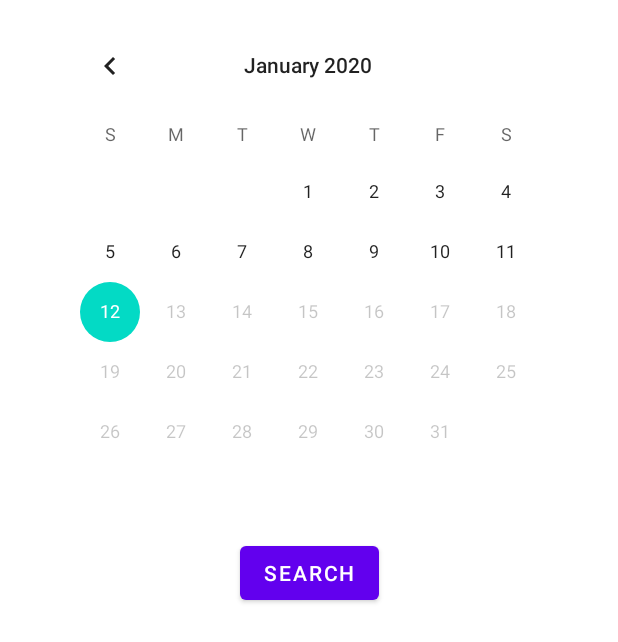
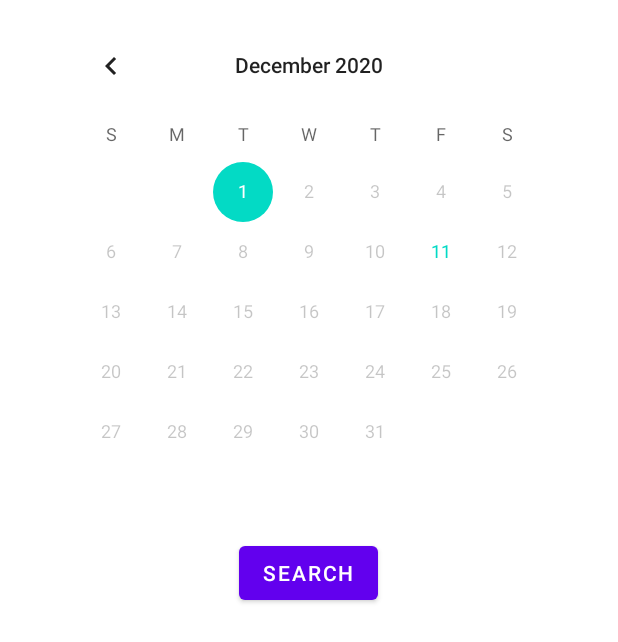
Before and after one commit to MrNevinskiy/NASA-APOD, an Android app: the layout fragment_apod_search.xml on its own in the app's theme, with its tools: preview values and no code run, on a phone screen of 412 x 824 dp. Shown: the top 642 px of the screen. Run offline under Robolectric (Android 15) with nearby library versions, the phone set to English and light mode, and no system bars.

Commit message:
0.0.3
class RoomAstronomyLore
-model (class RoomAstronomyLore setter???) -> требует создать сеттеры, не понимаю где косяк

class APODSearchFragment
-ui (cant to get date from CalendarView) -> прописал отдельно дату в String чтобы не был null

-layout (img 250dp)

-------------------------------------------------------------------------------------------
Когда нажимаю кнопку Search получаю вот эту ошибку.
W/SearchPresenter: ErrorExpected BEGIN_ARRAY but was BEGIN_OBJECT at line 1 column 2 path $

```diff
--- a/app/src/main/java/com/hw/apod/mvp/presenter/SearchPresenter.java
+++ b/app/src/main/java/com/hw/apod/mvp/presenter/SearchPresenter.java
@@ -68,9 +68,9 @@ public class SearchPresenter extends MvpPresenter<SearchView> {
         getViewState().init();
     }
 
-    public void loadData(String date)  {
-        Log.d(TAG, date + "__" + BuildConfig.NASASecAPIKEY);
-        astronomyLoreRepo.getLore(BuildConfig.NASASecAPIKEY,date).observeOn(scheduler).subscribe(lores -> {
+    public void loadData(String date) {
+        Log.d(TAG, BuildConfig.NASASecAPIKEY + " - " + date);
+        astronomyLoreRepo.getLore(BuildConfig.NASASecAPIKEY, date).observeOn(scheduler).subscribe(lores -> {
             dateListPresenter.lore.clear();
             dateListPresenter.lore.addAll(lores);
             getViewState().updateList();
--- a/app/src/main/res/layout/fragment_apod_detail.xml
+++ b/app/src/main/res/layout/fragment_apod_detail.xml
@@ -1,10 +1,13 @@
 <?xml version="1.0" encoding="utf-8"?>
-<LinearLayout
+<ScrollView
     xmlns:android="http://schemas.android.com/apk/res/android"
     android:layout_width="match_parent"
-    android:layout_height="match_parent"
-    android:orientation="vertical"
-    android:gravity="center">
+    android:layout_height="match_parent">
+
+    <LinearLayout
+        android:layout_width="match_parent"
+        android:layout_height="wrap_content"
+        android:orientation="vertical">
 
     <TextView
         android:id="@+id/tv_date"
@@ -36,4 +39,7 @@
         android:layout_height="250dp"
         android:layout_margin="16dp"/>
 
-</LinearLayout>
+    </LinearLayout>
+
+
+</ScrollView>
--- a/app/src/main/res/layout/fragment_apod_search.xml
+++ b/app/src/main/res/layout/fragment_apod_search.xml
@@ -1,30 +1,23 @@
 <?xml version="1.0" encoding="utf-8"?>
-<androidx.constraintlayout.widget.ConstraintLayout
+<ScrollView
     xmlns:android="http://schemas.android.com/apk/res/android"
-    xmlns:app="http://schemas.android.com/apk/res-auto"
     android:layout_width="match_parent"
     android:layout_height="match_parent">
+
+    <LinearLayout
+        android:layout_width="match_parent"
+        android:layout_height="wrap_content"
+        android:orientation="vertical">
 
         <CalendarView
             android:id="@+id/calendarView"
             android:layout_width="wrap_content"
             android:layout_height="wrap_content"
             android:layout_marginTop="10dp"
-        android:maxDate="01/12/2020"
+            android:maxDate="12/01/2020"
             android:minDate="01/01/1999"
-        app:layout_constraintEnd_toEndOf="parent"
-        app:layout_constraintHorizontal_bias="0.491"
-        app:layout_constraintStart_toStartOf="parent"
-        app:layout_constraintTop_toTopOf="parent" />
-
-    <androidx.recyclerview.widget.RecyclerView
-        android:id="@+id/recyclerView"
-        android:layout_width="295dp"
-        android:layout_height="206dp"
-        android:layout_marginTop="44dp"
-        app:layout_constraintEnd_toEndOf="parent"
-        app:layout_constraintStart_toStartOf="parent"
-        app:layout_constraintTop_toBottomOf="@+id/search" />
+            android:layout_gravity="center">
+        </CalendarView>
 
         <Button
             android:id="@+id/search"
@@ -32,7 +25,17 @@
             android:layout_height="wrap_content"
             android:layout_marginTop="10dp"
             android:text="@string/search"
-        app:layout_constraintEnd_toEndOf="parent"
-        app:layout_constraintStart_toStartOf="parent"
-        app:layout_constraintTop_toBottomOf="@+id/calendarView" />
-</androidx.constraintlayout.widget.ConstraintLayout>
+            android:layout_gravity="center">
+        </Button>
+
+        <androidx.recyclerview.widget.RecyclerView
+            android:id="@+id/recyclerView"
+            android:layout_width="wrap_content"
+            android:layout_height="wrap_content"
+            android:layout_gravity="center"
+            android:layout_marginTop="10dp">
+        </androidx.recyclerview.widget.RecyclerView>
+    </LinearLayout>
+
+
+</ScrollView>
```
Lines whose indentation alone changed are shown as unchanged.
